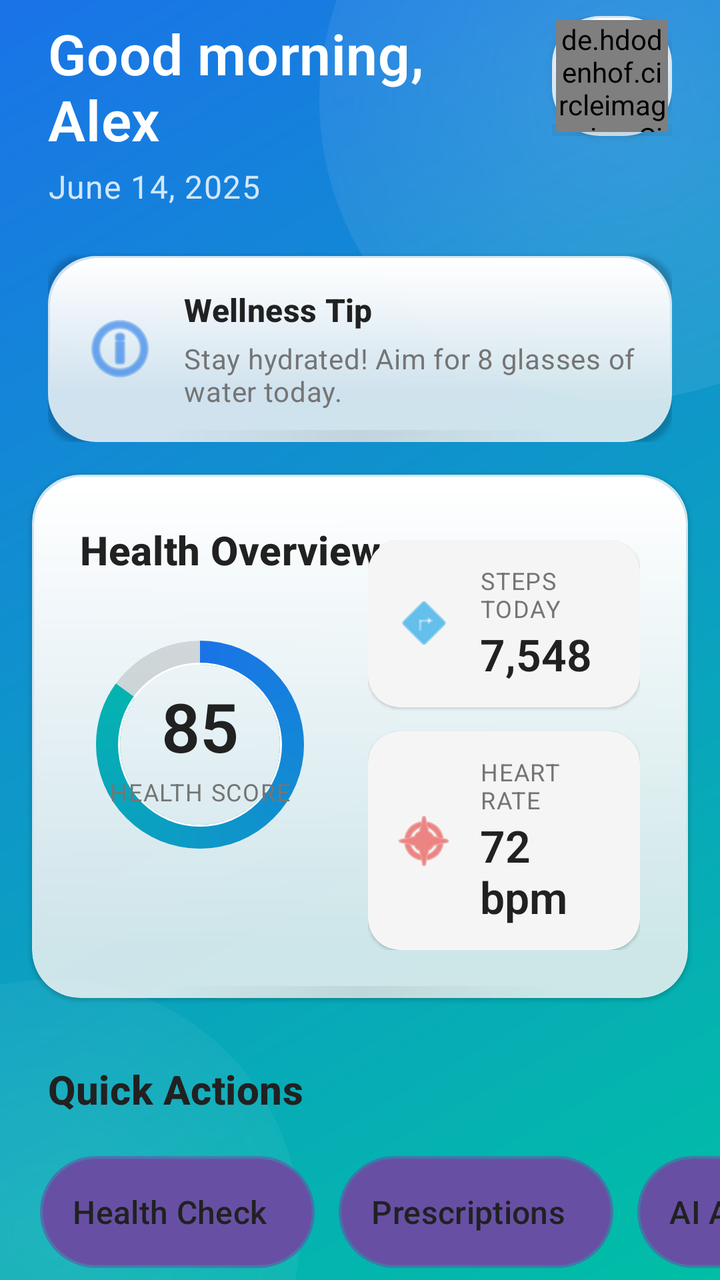
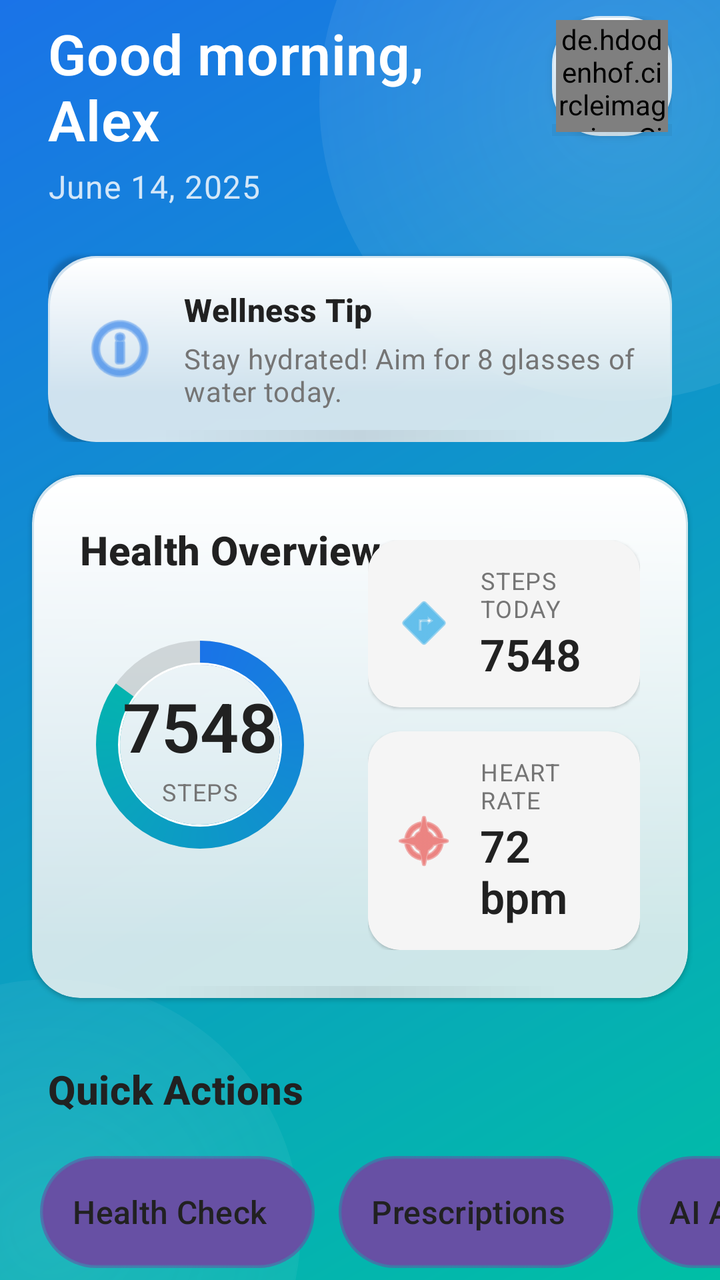

The first picture is an Android layout as it rendered before a commit; the second is the same layout after the commit. The layout source and the unified diff follow.
<!-- AndroidManifest.xml: application theme Theme.Health_Assistant -->
<!-- res/layout/fragment_home.xml -->
<?xml version="1.0" encoding="utf-8"?>
<androidx.coordinatorlayout.widget.CoordinatorLayout xmlns:android="http://schemas.android.com/apk/res/android"
    xmlns:app="http://schemas.android.com/apk/res-auto"
    xmlns:tools="http://schemas.android.com/tools"
    android:layout_width="match_parent"
    android:layout_height="match_parent"
    android:background="@android:color/transparent"
    tools:context=".features.home.HomeFragment">

    
    <FrameLayout
        android:id="@+id/dynamic_background"
        android:layout_width="match_parent"
        android:layout_height="match_parent">

        <View
            android:layout_width="match_parent"
            android:layout_height="match_parent"
            android:background="@drawable/premium_gradient_background" />

        
        <View
            android:id="@+id/decorative_shape_1"
            android:layout_width="300dp"
            android:layout_height="300dp"
            android:layout_gravity="top|end"
            android:layout_marginTop="-100dp"
            android:layout_marginEnd="-100dp"
            android:alpha="0.3"
            android:background="@drawable/decorative_circle_shape" />

        
        <View
            android:id="@+id/decorative_shape_2"
            android:layout_width="250dp"
            android:layout_height="250dp"
            android:layout_gravity="bottom|start"
            android:layout_marginBottom="-100dp"
            android:layout_marginStart="-100dp"
            android:alpha="0.2"
            android:background="@drawable/decorative_circle_shape" />
    </FrameLayout>

    
    <androidx.core.widget.NestedScrollView
        android:layout_width="match_parent"
        android:layout_height="match_parent"
        android:fillViewport="true"
        android:overScrollMode="never"
        android:clipToPadding="false"
        android:scrollbars="none"
        android:background="@android:color/transparent"
        android:paddingTop="0dp">

        <androidx.constraintlayout.widget.ConstraintLayout
            android:layout_width="match_parent"
            android:layout_height="wrap_content"
            android:background="@android:color/transparent"
            android:paddingBottom="24dp">

            
            <androidx.constraintlayout.widget.ConstraintLayout
                android:id="@+id/top_section"
                android:layout_width="0dp"
                android:layout_height="wrap_content"
                android:paddingStart="24dp"
                android:paddingTop="8dp"
                android:paddingEnd="24dp"
                android:paddingBottom="32dp"
                android:background="@android:color/transparent"
                app:layout_constraintEnd_toEndOf="parent"
                app:layout_constraintStart_toStartOf="parent"
                app:layout_constraintTop_toTopOf="parent">

                <LinearLayout
                    android:id="@+id/greeting_container"
                    android:layout_width="0dp"
                    android:layout_height="wrap_content"
                    android:layout_marginEnd="16dp"
                    android:orientation="vertical"
                    app:layout_constraintEnd_toStartOf="@+id/avatar_container"
                    app:layout_constraintStart_toStartOf="parent"
                    app:layout_constraintTop_toTopOf="parent">

                    <TextView
                        android:id="@+id/greeting_text"
                        style="@style/TextAppearance.HealthAssistant.Greeting"
                        android:layout_width="wrap_content"
                        android:layout_height="wrap_content"
                        android:text="Good morning, Alex"
                        android:elevation="2dp" />

                    <TextView
                        android:id="@+id/date_text"
                        style="@style/TextAppearance.HealthAssistant.Date"
                        android:layout_width="wrap_content"
                        android:layout_height="wrap_content"
                        android:layout_marginTop="4dp"
                        android:text="June 14, 2025"
                        android:elevation="1dp"/>
                </LinearLayout>

                
                <FrameLayout
                    android:id="@+id/avatar_container"
                    android:layout_width="60dp"
                    android:layout_height="60dp"
                    android:background="@drawable/glassmorphism_card_background"
                    android:foreground="?attr/selectableItemBackgroundBorderless"
                    android:padding="2dp"
                    android:elevation="3dp"
                    app:layout_constraintEnd_toEndOf="parent"
                    app:layout_constraintTop_toTopOf="parent">

                    <de.hdodenhof.circleimageview.CircleImageView
                        android:id="@+id/user_avatar"
                        android:layout_width="match_parent"
                        android:layout_height="match_parent"
                        android:src="@android:drawable/ic_menu_myplaces"
                        app:civ_border_width="2dp"
                        app:civ_border_color="#30FFFFFF" />
                </FrameLayout>

                
                <androidx.cardview.widget.CardView
                    android:id="@+id/contextual_card"
                    android:layout_width="0dp"
                    android:layout_height="wrap_content"
                    android:layout_marginTop="24dp"
                    app:cardBackgroundColor="@android:color/transparent"
                    app:cardCornerRadius="@dimen/corner_radius_medium"
                    app:cardElevation="@dimen/card_elevation_small"
                    android:foreground="?attr/selectableItemBackground"
                    app:layout_constraintEnd_toEndOf="parent"
                    app:layout_constraintStart_toStartOf="parent"
                    app:layout_constraintTop_toBottomOf="@+id/greeting_container">

                    <FrameLayout
                        android:layout_width="match_parent"
                        android:layout_height="wrap_content"
                        android:background="@drawable/glassmorphism_card_background"
                        android:padding="16dp">

                        <LinearLayout
                            android:layout_width="match_parent"
                            android:layout_height="wrap_content"
                            android:orientation="horizontal"
                            android:gravity="center_vertical">

                            <ImageView
                                android:id="@+id/contextual_icon"
                                android:layout_width="40dp"
                                android:layout_height="40dp"
                                android:layout_marginEnd="12dp"
                                android:src="@android:drawable/ic_menu_info_details"
                                app:tint="#1A73E8" />

                            <LinearLayout
                                android:layout_width="match_parent"
                                android:layout_height="wrap_content"
                                android:orientation="vertical">

                                <TextView
                                    android:id="@+id/contextual_title"
                                    style="@style/TextAppearance.HealthAssistant.CardTitle"
                                    android:layout_width="wrap_content"
                                    android:layout_height="wrap_content"
                                    android:text="Wellness Tip" />

                                <TextView
                                    android:id="@+id/contextual_content"
                                    style="@style/TextAppearance.HealthAssistant.TipText"
                                    android:layout_width="wrap_content"
                                    android:layout_height="wrap_content"
                                    android:layout_marginTop="4dp"
                                    android:text="Stay hydrated! Aim for 8 glasses of water today." />
                            </LinearLayout>
                        </LinearLayout>
                    </FrameLayout>
                </androidx.cardview.widget.CardView>
            </androidx.constraintlayout.widget.ConstraintLayout>

            
            <androidx.cardview.widget.CardView
                android:id="@+id/health_summary_card"
                android:layout_width="0dp"
                android:layout_height="wrap_content"
                android:layout_marginStart="16dp"
                android:layout_marginEnd="16dp"
                android:layout_marginTop="-16dp"
                app:cardBackgroundColor="@android:color/transparent"
                app:cardCornerRadius="@dimen/corner_radius_large"
                app:cardElevation="@dimen/card_elevation_small"
                app:layout_constraintEnd_toEndOf="parent"
                app:layout_constraintStart_toStartOf="parent"
                app:layout_constraintTop_toBottomOf="@id/top_section">

                <FrameLayout
                    android:layout_width="match_parent"
                    android:layout_height="wrap_content"
                    android:background="@drawable/glassmorphism_card_background">

                    <androidx.constraintlayout.widget.ConstraintLayout
                        android:layout_width="match_parent"
                        android:layout_height="wrap_content"
                        android:padding="24dp">

                        <TextView
                            android:id="@+id/health_summary_title"
                            style="@style/TextAppearance.HealthAssistant.SectionTitle"
                            android:layout_width="wrap_content"
                            android:layout_height="wrap_content"
                            android:text="Health Overview"
                            app:layout_constraintStart_toStartOf="parent"
                            app:layout_constraintTop_toTopOf="parent" />

                        
                        <FrameLayout
                            android:id="@+id/health_score_container"
                            android:layout_width="120dp"
                            android:layout_height="120dp"
                            android:layout_marginTop="24dp"
                            app:layout_constraintEnd_toStartOf="@+id/metrics_container"
                            app:layout_constraintHorizontal_bias="0.0"
                            app:layout_constraintHorizontal_chainStyle="spread"
                            app:layout_constraintStart_toStartOf="parent"
                            app:layout_constraintTop_toBottomOf="@+id/health_summary_title">

                            <ProgressBar
                                android:id="@+id/health_score_progress"
                                style="?android:attr/progressBarStyleHorizontal"
                                android:layout_width="match_parent"
                                android:layout_height="match_parent"
                                android:indeterminate="false"
                                android:max="100"
                                android:progress="85"
                                android:progressDrawable="@drawable/premium_circular_progress" />

                            <LinearLayout
                                android:layout_width="match_parent"
                                android:layout_height="match_parent"
                                android:gravity="center"
                                android:orientation="vertical">

                                <TextView
                                    android:id="@+id/health_score_value"
                                    style="@style/TextAppearance.HealthAssistant.MetricValue"
                                    android:layout_width="wrap_content"
                                    android:layout_height="wrap_content"
                                    android:text="85"
                                    android:textSize="34sp" />

                                <TextView
                                    style="@style/TextAppearance.HealthAssistant.MetricLabel"
                                    android:layout_width="wrap_content"
                                    android:layout_height="wrap_content"
                                    android:layout_marginTop="2dp"
                                    android:text="HEALTH SCORE" />
                            </LinearLayout>
                        </FrameLayout>

                        
                        <LinearLayout
                            android:id="@+id/metrics_container"
                            android:layout_width="0dp"
                            android:layout_height="wrap_content"
                            android:layout_marginStart="24dp"
                            android:orientation="vertical"
                            app:layout_constraintBottom_toBottomOf="@+id/health_score_container"
                            app:layout_constraintEnd_toEndOf="parent"
                            app:layout_constraintStart_toEndOf="@+id/health_score_container"
                            app:layout_constraintTop_toTopOf="@+id/health_score_container">

                            
                            <androidx.cardview.widget.CardView
                                android:id="@+id/steps_card"
                                android:layout_width="match_parent"
                                android:layout_height="wrap_content"
                                android:layout_marginBottom="12dp"
                                app:cardBackgroundColor="#F5F5F5"
                                app:cardCornerRadius="@dimen/corner_radius_medium"
                                app:cardElevation="@dimen/card_elevation_small"
                                android:foreground="?attr/selectableItemBackground">

                                <LinearLayout
                                    android:layout_width="match_parent"
                                    android:layout_height="wrap_content"
                                    android:gravity="center_vertical"
                                    android:orientation="horizontal"
                                    android:padding="12dp">

                                    <ImageView
                                        android:layout_width="32dp"
                                        android:layout_height="32dp"
                                        android:contentDescription="Steps icon"
                                        android:src="@android:drawable/ic_menu_directions"
                                        app:tint="@color/stepBlue" />

                                    <LinearLayout
                                        android:layout_width="match_parent"
                                        android:layout_height="wrap_content"
                                        android:layout_marginStart="12dp"
                                        android:orientation="vertical">

                                        <TextView
                                            style="@style/TextAppearance.HealthAssistant.MetricLabel"
                                            android:layout_width="wrap_content"
                                            android:layout_height="wrap_content"
                                            android:text="STEPS TODAY" />

                                        <TextView
                                            android:id="@+id/steps_value"
                                            style="@style/TextAppearance.HealthAssistant.MetricValue"
                                            android:layout_width="wrap_content"
                                            android:layout_height="wrap_content"
                                            android:text="7,548"
                                            android:textSize="22sp" />
                                    </LinearLayout>
                                </LinearLayout>
                            </androidx.cardview.widget.CardView>

                            
                            <androidx.cardview.widget.CardView
                                android:id="@+id/heart_rate_card"
                                android:layout_width="match_parent"
                                android:layout_height="wrap_content"
                                app:cardBackgroundColor="#F5F5F5"
                                app:cardCornerRadius="@dimen/corner_radius_medium"
                                app:cardElevation="@dimen/card_elevation_small"
                                android:foreground="?attr/selectableItemBackground">

                                <LinearLayout
                                    android:layout_width="match_parent"
                                    android:layout_height="wrap_content"
                                    android:gravity="center_vertical"
                                    android:orientation="horizontal"
                                    android:padding="12dp">

                                    <ImageView
                                        android:layout_width="32dp"
                                        android:layout_height="32dp"
                                        android:contentDescription="Heart rate icon"
                                        android:src="@android:drawable/ic_menu_compass"
                                        app:tint="@color/heartRateRed" />

                                    <LinearLayout
                                        android:layout_width="match_parent"
                                        android:layout_height="wrap_content"
                                        android:layout_marginStart="12dp"
                                        android:orientation="vertical">

                                        <TextView
                                            style="@style/TextAppearance.HealthAssistant.MetricLabel"
                                            android:layout_width="wrap_content"
                                            android:layout_height="wrap_content"
                                            android:text="HEART RATE" />

                                        <TextView
                                            android:id="@+id/heart_rate_value"
                                            style="@style/TextAppearance.HealthAssistant.MetricValue"
                                            android:layout_width="wrap_content"
                                            android:layout_height="wrap_content"
                                            android:text="72 bpm"
                                            android:textSize="22sp" />
                                    </LinearLayout>
                                </LinearLayout>
                            </androidx.cardview.widget.CardView>
                        </LinearLayout>
                    </androidx.constraintlayout.widget.ConstraintLayout>
                </FrameLayout>
            </androidx.cardview.widget.CardView>

            
            <TextView
                android:id="@+id/quick_actions_title"
                style="@style/TextAppearance.HealthAssistant.SectionTitle"
                android:layout_width="wrap_content"
                android:layout_height="wrap_content"
                android:layout_marginStart="24dp"
                android:layout_marginTop="32dp"
                android:text="Quick Actions"
                app:layout_constraintStart_toStartOf="parent"
                app:layout_constraintTop_toBottomOf="@+id/health_summary_card" />

            
            <HorizontalScrollView
                android:id="@+id/quick_actions_scroll"
                android:layout_width="0dp"
                android:layout_height="wrap_content"
                android:layout_marginTop="16dp"
                android:clipToPadding="false"
                android:overScrollMode="never"
                android:paddingStart="16dp"
                android:paddingEnd="16dp"
                android:scrollbars="none"
                app:layout_constraintEnd_toEndOf="parent"
                app:layout_constraintStart_toStartOf="parent"
                app:layout_constraintTop_toBottomOf="@+id/quick_actions_title">

                <LinearLayout
                    android:layout_width="wrap_content"
                    android:layout_height="wrap_content"
                    android:orientation="horizontal"
                    android:padding="4dp">

                    
                    <Button
                        android:id="@+id/health_check_button"
                        android:layout_width="wrap_content"
                        android:layout_height="56dp"
                        android:layout_marginEnd="12dp"
                        android:background="@drawable/pill_button_selector"
                        android:drawableStart="@android:drawable/ic_menu_help"
                        android:drawableTint="#00BFA5"
                        android:drawablePadding="8dp"
                        android:paddingStart="16dp"
                        android:paddingEnd="24dp"
                        android:stateListAnimator="@null"
                        android:text="Health Check"
                        android:textAllCaps="false"
                        android:textColor="@color/textPrimary"
                        android:textSize="16sp" />

                    
                    <Button
                        android:id="@+id/prescriptions_button"
                        android:layout_width="wrap_content"
                        android:layout_height="56dp"
                        android:layout_marginEnd="12dp"
                        android:background="@drawable/pill_button_selector"
                        android:drawableStart="@android:drawable/ic_menu_agenda"
                        android:drawableTint="#3F51B5"
                        android:drawablePadding="8dp"
                        android:paddingStart="16dp"
                        android:paddingEnd="24dp"
                        android:stateListAnimator="@null"
                        android:text="Prescriptions"
                        android:textAllCaps="false"
                        android:textColor="@color/textPrimary"
                        android:textSize="16sp" />

                    
                    <Button
                        android:id="@+id/ai_assistant_button"
                        android:layout_width="wrap_content"
                        android:layout_height="56dp"
                        android:layout_marginEnd="12dp"
                        android:background="@drawable/pill_button_selector"
                        android:drawableStart="@android:drawable/ic_menu_edit"
                        android:drawableTint="#1A73E8"
                        android:drawablePadding="8dp"
                        android:paddingStart="16dp"
                        android:paddingEnd="24dp"
                        android:stateListAnimator="@null"
                        android:text="AI Assistant"
                        android:textAllCaps="false"
                        android:textColor="@color/textPrimary"
                        android:textSize="16sp" />

                    
                    <Button
                        android:id="@+id/emergency_button"
                        android:layout_width="wrap_content"
                        android:layout_height="56dp"
                        android:background="@drawable/pill_button_selector"
                        android:drawableStart="@android:drawable/ic_menu_call"
                        android:drawableTint="#E53935"
                        android:drawablePadding="8dp"
                        android:paddingStart="16dp"
                        android:paddingEnd="24dp"
                        android:stateListAnimator="@null"
                        android:text="Emergency"
                        android:textAllCaps="false"
                        android:textColor="@color/textPrimary"
                        android:textSize="16sp" />
                </LinearLayout>
            </HorizontalScrollView>

            
            <TextView
                android:id="@+id/insights_title"
                style="@style/TextAppearance.HealthAssistant.SectionTitle"
                android:layout_width="wrap_content"
                android:layout_height="wrap_content"
                android:layout_marginStart="24dp"
                android:layout_marginTop="32dp"
                android:text="Your Insights"
                app:layout_constraintStart_toStartOf="parent"
                app:layout_constraintTop_toBottomOf="@+id/quick_actions_scroll" />

            
            <androidx.recyclerview.widget.RecyclerView
                android:id="@+id/insights_recycler"
                android:layout_width="0dp"
                android:layout_height="wrap_content"
                android:layout_marginTop="16dp"
                android:clipToPadding="false"
                android:orientation="horizontal"
                android:paddingStart="16dp"
                android:paddingEnd="16dp"
                android:paddingBottom="8dp"
                app:layout_constraintEnd_toEndOf="parent"
                app:layout_constraintStart_toStartOf="parent"
                app:layout_constraintTop_toBottomOf="@+id/insights_title" />

        </androidx.constraintlayout.widget.ConstraintLayout>
    </androidx.core.widget.NestedScrollView>
</androidx.coordinatorlayout.widget.CoordinatorLayout>
<!-- resources referenced by this layout -->
<resources>
  <color name="heartRateRed">#E53935</color>
  <color name="stepBlue">#039BE5</color>
  <color name="textPrimary">#212121</color>
  <dimen name="card_elevation_small">1dp</dimen>
  <dimen name="corner_radius_large">24dp</dimen>
  <dimen name="corner_radius_medium">16dp</dimen>
  <!-- drawable decorative_circle_shape (drawable) -->
  <?xml version="1.0" encoding="utf-8"?>
  <shape xmlns:android="http://schemas.android.com/apk/res/android"
      android:shape="oval">
      <gradient
          android:type="radial"
          android:gradientRadius="100%p"
          android:startColor="#80FFFFFF"
          android:endColor="#00FFFFFF" />
  </shape>
  <!-- drawable premium_gradient_background (drawable) -->
  <?xml version="1.0" encoding="utf-8"?>
  <shape xmlns:android="http://schemas.android.com/apk/res/android"
      android:shape="rectangle">
      <gradient
          android:angle="135"
          android:endColor="#1A73E8"
          android:startColor="#00BFA5"
          android:type="linear" />
  </shape>
  <style name="TextAppearance.HealthAssistant.CardTitle" parent="TextAppearance.MaterialComponents.Subtitle2">
          <item name="android:textColor">#212121</item>
          <item name="android:textSize">16sp</item>
          <item name="android:textStyle">bold</item>
          <item name="fontFamily">sans-serif-medium</item>
      </style>
  <style name="TextAppearance.HealthAssistant.Date" parent="TextAppearance.MaterialComponents.Body1">
          <item name="android:textColor">#E6FFFFFF</item>
          <item name="android:textSize">16sp</item>
          <item name="android:alpha">0.9</item>
          <item name="fontFamily">sans-serif</item>
      </style>
  <style name="TextAppearance.HealthAssistant.Greeting" parent="TextAppearance.MaterialComponents.Headline4">
          <item name="android:textColor">@android:color/white</item>
          <item name="android:textSize">28sp</item>
          <item name="android:textStyle">bold</item>
          <item name="fontFamily">sans-serif-light</item>
      </style>
  <style name="TextAppearance.HealthAssistant.MetricLabel" parent="TextAppearance.MaterialComponents.Caption">
          <item name="android:textColor">#757575</item>
          <item name="android:textSize">12sp</item>
          <item name="android:textStyle">normal</item>
          <item name="fontFamily">sans-serif</item>
          <item name="android:letterSpacing">0.05</item>
      </style>
  <style name="TextAppearance.HealthAssistant.MetricValue" parent="TextAppearance.MaterialComponents.Headline5">
          <item name="android:textColor">#212121</item>
          <item name="android:textSize">30sp</item>
          <item name="android:textStyle">bold</item>
          <item name="fontFamily">sans-serif-light</item>
      </style>
  <style name="TextAppearance.HealthAssistant.SectionTitle" parent="TextAppearance.MaterialComponents.Subtitle1">
          <item name="android:textColor">#212121</item>
          <item name="android:textSize">20sp</item>
          <item name="android:textStyle">bold</item>
          <item name="fontFamily">sans-serif-medium</item>
      </style>
  <style name="TextAppearance.HealthAssistant.TipText" parent="TextAppearance.MaterialComponents.Body2">
          <item name="android:textColor">#757575</item>
          <item name="android:textSize">14sp</item>
          <item name="fontFamily">sans-serif</item>
      </style>
  <style name="Theme.Health_Assistant" parent="Base.Theme.Health_Assistant" />
  <style name="Base.Theme.Health_Assistant" parent="Theme.Material3.DayNight.NoActionBar">
          
          
      </style>
  <!-- unchanged entries left out for length: 3 -->
</resources>

<!-- the commit's change to res/layout/fragment_home.xml (unified diff, before → after) -->
@@ -247,7 +247,7 @@
                                     style="@style/TextAppearance.HealthAssistant.MetricValue"
                                     android:layout_width="wrap_content"
                                     android:layout_height="wrap_content"
-                                    android:text="85"
+                                    android:text="7548"
                                     android:textSize="34sp" />
 
                                 <TextView
@@ -255,7 +255,7 @@
                                     android:layout_width="wrap_content"
                                     android:layout_height="wrap_content"
                                     android:layout_marginTop="2dp"
-                                    android:text="HEALTH SCORE" />
+                                    android:text="STEPS" />
                             </LinearLayout>
                         </FrameLayout>
 
@@ -313,7 +313,7 @@
                                             style="@style/TextAppearance.HealthAssistant.MetricValue"
                                             android:layout_width="wrap_content"
                                             android:layout_height="wrap_content"
-                                            android:text="7,548"
+                                            android:text="7548"
                                             android:textSize="22sp" />
                                     </LinearLayout>
                                 </LinearLayout>
